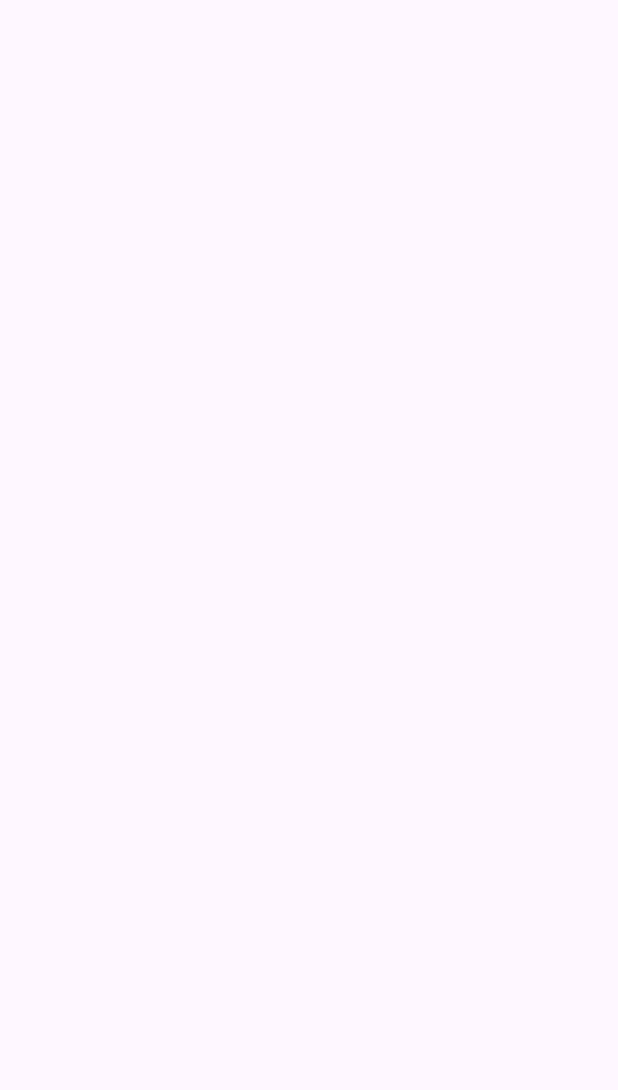
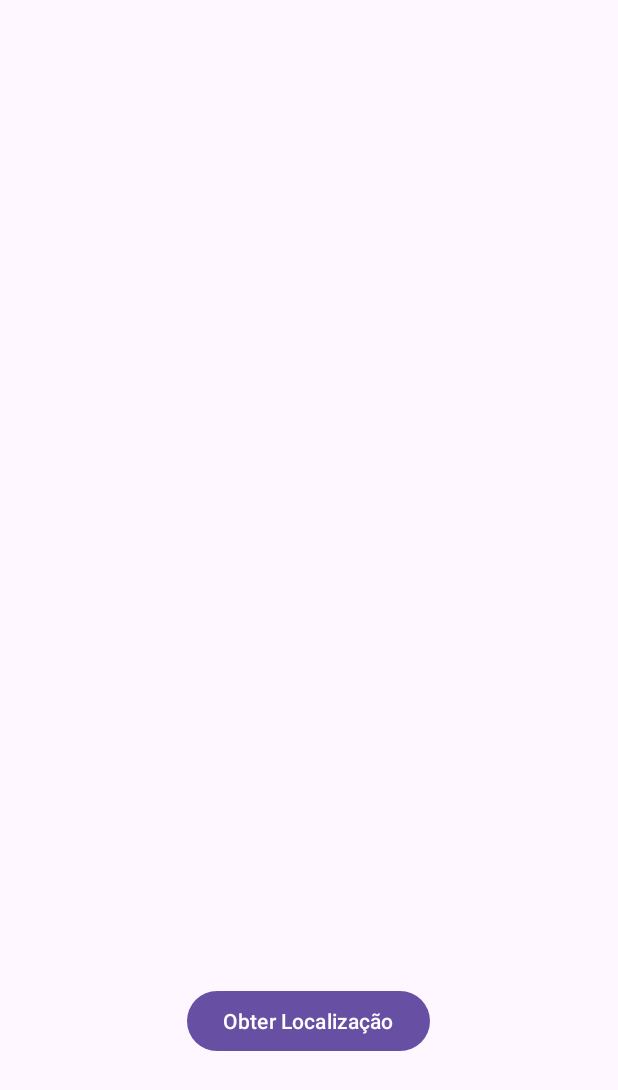
Before and after one commit to Laaioner/sensor, an Android app: the screen it shows after launch (MainActivity), on a phone screen of 412 x 824 dp. Before the commit the part shown is empty. Shown: the top 1090 px of the screen. Run offline under Robolectric (Android 15) with nearby library versions, the phone set to English and light mode, and no system bars.

Commit message:
sensor - localização

```diff
--- a/app/src/main/AndroidManifest.xml
+++ b/app/src/main/AndroidManifest.xml
@@ -1,6 +1,9 @@
 <?xml version="1.0" encoding="utf-8"?>
 <manifest xmlns:android="http://schemas.android.com/apk/res/android"
     xmlns:tools="http://schemas.android.com/tools">
+
+    <uses-permission android:name="android.permission.ACCESS_FINE_LOCATION" />
+    <uses-permission android:name="android.permission.ACCESS_COARSE_LOCATION" />
 
     <application
         android:allowBackup="true"
@@ -12,15 +15,16 @@
         android:supportsRtl="true"
         android:theme="@style/Theme.Sensori"
         tools:targetApi="31">
+
         <activity
             android:name=".MainActivity"
             android:exported="true">
             <intent-filter>
                 <action android:name="android.intent.action.MAIN" />
-
                 <category android:name="android.intent.category.LAUNCHER" />
             </intent-filter>
         </activity>
+
     </application>
 
 </manifest>
--- a/app/src/main/java/com/example/sensori/MainActivity.java
+++ b/app/src/main/java/com/example/sensori/MainActivity.java
@@ -1,57 +1,62 @@
 package com.example.sensori;
 
+import android.Manifest;
+import android.app.Activity;
 import android.content.Context;
+import android.content.pm.PackageManager;
 import android.hardware.Sensor;
 import android.hardware.SensorEvent;
 import android.hardware.SensorEventListener;
-import android.hardware.SensorManager;
+import android.location.Location;
+import android.location.LocationManager;
 import android.os.Bundle;
 import android.widget.*;
 
 import androidx.activity.EdgeToEdge;
 import androidx.appcompat.app.AppCompatActivity;
-import androidx.core.graphics.Insets;
-import androidx.core.view.ViewCompat;
-import androidx.core.view.WindowInsetsCompat;
+import androidx.core.app.ActivityCompat;
 
-public class MainActivity extends AppCompatActivity implements SensorEventListener {
-//Adicionar giroscópio e acelerômetro
-    SensorManager sensorManager;
-    TextView tv, tvAce, tvGir;
+public class MainActivity extends AppCompatActivity {
+    LocationManager lm;
+    TextView tvLatitude, tvLongitude;
+
+    Button bnt;
 
     @Override
     protected void onCreate(Bundle savedInstanceState) {
         super.onCreate(savedInstanceState);
         EdgeToEdge.enable(this);
         setContentView(R.layout.activity_main);
-        tv=findViewById(R.id.tvResultado);
-        tvAce=findViewById(R.id.tvAce);
-        tvGir=findViewById(R.id.tvGir);
-        sensorManager=(SensorManager) getSystemService(Context.SENSOR_SERVICE);
-        Sensor sensorLuz = sensorManager.getDefaultSensor(Sensor.TYPE_LIGHT);
-        Sensor sensorAce = sensorManager.getDefaultSensor(Sensor.TYPE_ACCELEROMETER);
-        Sensor sensorGir = sensorManager.getDefaultSensor(Sensor.TYPE_GYROSCOPE);
-        sensorManager.registerListener(this,sensorLuz,SensorManager.SENSOR_DELAY_NORMAL);
-        sensorManager.registerListener(this,sensorAce,SensorManager.SENSOR_DELAY_NORMAL);
-        sensorManager.registerListener(this,sensorGir,SensorManager.SENSOR_DELAY_NORMAL);
+        tvLongitude = findViewById(R.id.tvLongitude);
+        tvLatitude = findViewById(R.id.tvLatitude);
+        bnt = findViewById(R.id.button);
+
+        lm = (LocationManager) getSystemService(Context.LOCATION_SERVICE);
+
+        bnt.setOnClickListener(v -> getLocalizacao());
+
     }
 
-    @Override
-    public void onSensorChanged(SensorEvent sensorEvent) {
-        if(sensorEvent.sensor.getType()==Sensor.TYPE_LIGHT){
-            tv.setText(Float.toString((sensorEvent.values[0])));
+    public void getLocalizacao() {
+        if (ActivityCompat.checkSelfPermission(this, Manifest.permission.ACCESS_FINE_LOCATION) != PackageManager.PERMISSION_GRANTED ||
+                ActivityCompat.checkSelfPermission(this, Manifest.permission.ACCESS_COARSE_LOCATION) != PackageManager.PERMISSION_GRANTED)
+        {
+            ActivityCompat.requestPermissions(
+                    this,
+                    new String[]{
+                            Manifest.permission.ACCESS_FINE_LOCATION,
+                            Manifest.permission.ACCESS_COARSE_LOCATION
+                    },
+                    1
+            );
         }
+        Location location = lm.getLastKnownLocation(LocationManager.GPS_PROVIDER);
 
-        if (sensorEvent.sensor.getType()==Sensor.TYPE_ACCELEROMETER){
-            tvAce.setText(Float.toString(sensorEvent.values[1]));
-        }
-
-        if (sensorEvent.sensor.getType()==Sensor.TYPE_GYROSCOPE) {
-            tvGir.setText(Float.toString(sensorEvent.values[2]));
+        if(location!=null){
+            tvLatitude.setText(Double.toString(location.getLatitude()));
+            tvLongitude.setText(Double.toString(location.getLatitude()));
+        }else {
+            tvLatitude.setText("erro");
         }
     }
-    @Override
-    public void onAccuracyChanged(Sensor sensor, int i) {
-
-    }
 }
--- a/app/src/main/res/layout/activity_main.xml
+++ b/app/src/main/res/layout/activity_main.xml
@@ -8,18 +8,7 @@
     tools:context=".MainActivity">
 
     <TextView
-        android:id="@+id/tvResultado"
-        android:layout_width="wrap_content"
-        android:layout_height="wrap_content"
-        app:layout_constraintBottom_toBottomOf="parent"
-        app:layout_constraintEnd_toEndOf="parent"
-        app:layout_constraintHorizontal_bias="0.498"
-        app:layout_constraintStart_toStartOf="parent"
-        app:layout_constraintTop_toTopOf="parent"
-        app:layout_constraintVertical_bias="0.297" />
-
-    <TextView
-        android:id="@+id/tvAce"
+        android:id="@+id/tvLatitude"
         android:layout_width="wrap_content"
         android:layout_height="wrap_content"
         app:layout_constraintBottom_toBottomOf="parent"
@@ -30,7 +19,7 @@
         app:layout_constraintVertical_bias="0.464" />
 
     <TextView
-        android:id="@+id/tvGir"
+        android:id="@+id/tvLongitude"
         android:layout_width="wrap_content"
         android:layout_height="wrap_content"
         app:layout_constraintBottom_toBottomOf="parent"
@@ -40,4 +29,16 @@
         app:layout_constraintTop_toTopOf="parent"
         app:layout_constraintVertical_bias="0.629" />
 
+    <Button
+        android:id="@+id/button"
+        android:layout_width="wrap_content"
+        android:layout_height="wrap_content"
+        android:text="Obter Localização"
+        app:layout_constraintBottom_toBottomOf="parent"
+        app:layout_constraintEnd_toEndOf="parent"
+        app:layout_constraintHorizontal_bias="0.498"
+        app:layout_constraintStart_toStartOf="parent"
+        app:layout_constraintTop_toTopOf="parent"
+        app:layout_constraintVertical_bias="0.846" />
+
 </androidx.constraintlayout.widget.ConstraintLayout>
```
